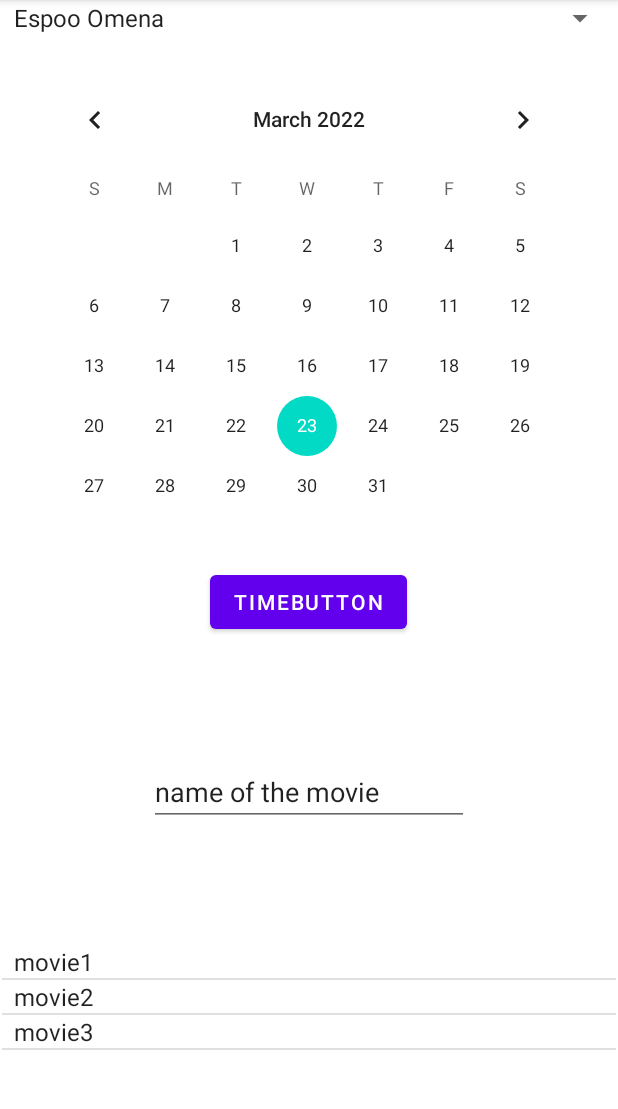
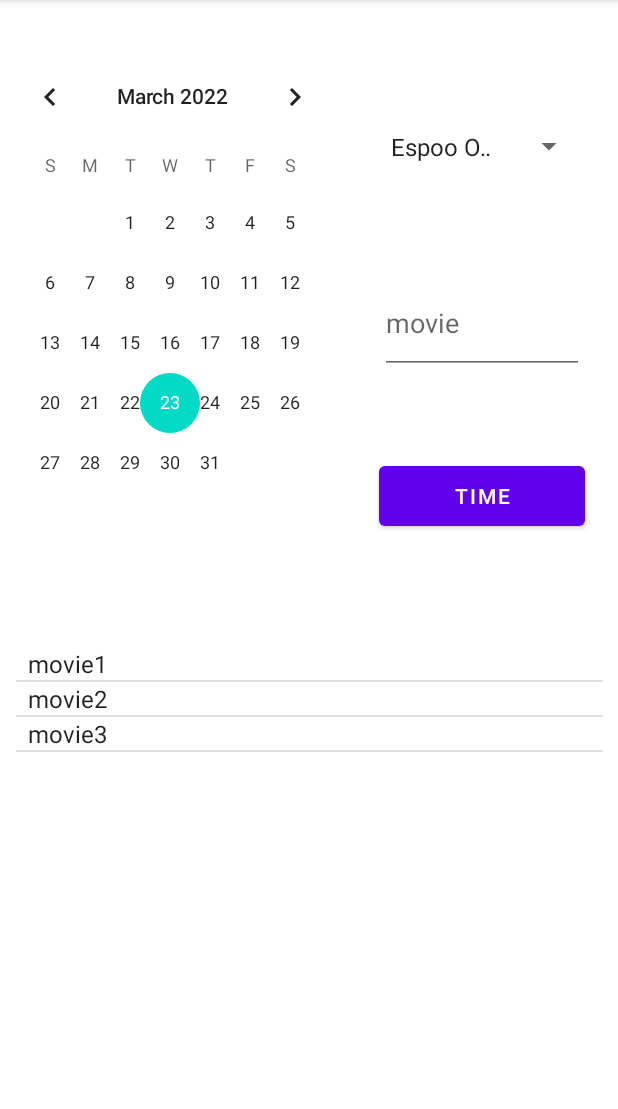
Before and after one commit to eevakoivu/android_vk9_1, an Android app: the screen it shows after launch (MainActivity), on a phone screen of 412 x 824 dp, the part 84-1193 px from its top. Run offline under Robolectric (Android 15) with nearby library versions, the phone set to English and light mode, and no system bars.

Commit message:
Initial commit

```diff
--- a/app/src/main/java/com/example/vk9_1/MainActivity.java
+++ b/app/src/main/java/com/example/vk9_1/MainActivity.java
@@ -131,18 +131,6 @@ public class MainActivity extends AppCompatActivity {
                 adapter2.getFilter().filter(editable);
             }
         });
-        /*searchView.setOnQueryTextListener(new SearchView.OnQueryTextListener() {
-            @Override
-            public boolean onQueryTextSubmit(String s) {
-                adapter.getFilter().filter(s);
-                return false;
-            }
-
-            @Override
-            public boolean onQueryTextChange(String s) {
-                return false;
-            }
-        }); */
     }
 
 
--- a/app/src/main/res/layout/activity_main.xml
+++ b/app/src/main/res/layout/activity_main.xml
@@ -8,52 +8,55 @@
 
     <Spinner
         android:id="@+id/spinner"
-        android:layout_width="409dp"
-        android:layout_height="wrap_content"
+        android:layout_width="137dp"
+        android:layout_height="66dp"
+        app:layout_constraintBottom_toTopOf="@+id/editText"
+        app:layout_constraintEnd_toEndOf="parent"
+        app:layout_constraintStart_toEndOf="@+id/calendarView"
+        app:layout_constraintTop_toTopOf="parent"
+        app:layout_constraintVertical_bias="0.555" />
+
+    <CalendarView
+        android:id="@+id/calendarView"
+        android:layout_width="230dp"
+        android:layout_height="290dp"
+        android:layout_marginBottom="80dp"
+        app:layout_constraintBottom_toTopOf="@+id/listView"
+        app:layout_constraintStart_toStartOf="parent"
+        app:layout_constraintTop_toTopOf="parent" />
+
+    <Button
+        android:id="@+id/timebutton"
+        android:layout_width="137dp"
+        android:layout_height="52dp"
+        android:layout_marginBottom="20dp"
+        android:onClick="timePicker"
+        android:text="time"
+        app:layout_constraintBottom_toTopOf="@+id/listView"
+        app:layout_constraintEnd_toEndOf="parent"
+        app:layout_constraintStart_toEndOf="@+id/calendarView"
+        app:layout_constraintTop_toBottomOf="@+id/editText" />
+
+    <ListView
+        android:id="@+id/listView"
+        android:layout_width="391dp"
+        android:layout_height="81dp"
+        android:layout_marginTop="175dp"
+        app:layout_constraintBottom_toBottomOf="parent"
         app:layout_constraintEnd_toEndOf="parent"
         app:layout_constraintStart_toStartOf="parent"
         app:layout_constraintTop_toTopOf="parent" />
 
-    <CalendarView
-        android:id="@+id/calendarView"
-        android:layout_width="373dp"
-        android:layout_height="310dp"
-        app:layout_constraintBottom_toTopOf="@+id/timebutton"
-        app:layout_constraintEnd_toEndOf="parent"
-        app:layout_constraintStart_toStartOf="parent"
-        app:layout_constraintTop_toBottomOf="@+id/spinner" />
-
-    <Button
-        android:id="@+id/timebutton"
-        android:layout_width="wrap_content"
-        android:layout_height="wrap_content"
-        android:onClick="timePicker"
-        android:text="timebutton"
-        app:layout_constraintBottom_toBottomOf="parent"
-        app:layout_constraintEnd_toEndOf="parent"
-        app:layout_constraintHorizontal_bias="0.498"
-        app:layout_constraintStart_toStartOf="parent"
-        app:layout_constraintTop_toTopOf="parent"
-        app:layout_constraintVertical_bias="0.524" />
-
-    <ListView
-        android:id="@+id/listView"
-        android:layout_width="409dp"
-        android:layout_height="138dp"
-        app:layout_constraintBottom_toBottomOf="parent"
-        app:layout_constraintEnd_toEndOf="parent"
-        app:layout_constraintStart_toStartOf="parent" />
-
     <EditText
         android:id="@+id/editText"
-        android:layout_width="wrap_content"
-        android:layout_height="wrap_content"
+        android:layout_width="136dp"
+        android:layout_height="67dp"
         android:ems="10"
+        android:hint="movie"
         android:inputType="textPersonName"
-        android:text="name of the movie"
         app:layout_constraintBottom_toTopOf="@+id/listView"
         app:layout_constraintEnd_toEndOf="parent"
-        app:layout_constraintStart_toStartOf="parent"
-        app:layout_constraintTop_toBottomOf="@+id/timebutton" />
+        app:layout_constraintStart_toEndOf="@+id/calendarView"
+        app:layout_constraintTop_toTopOf="parent" />
 
 </androidx.constraintlayout.widget.ConstraintLayout>
```
